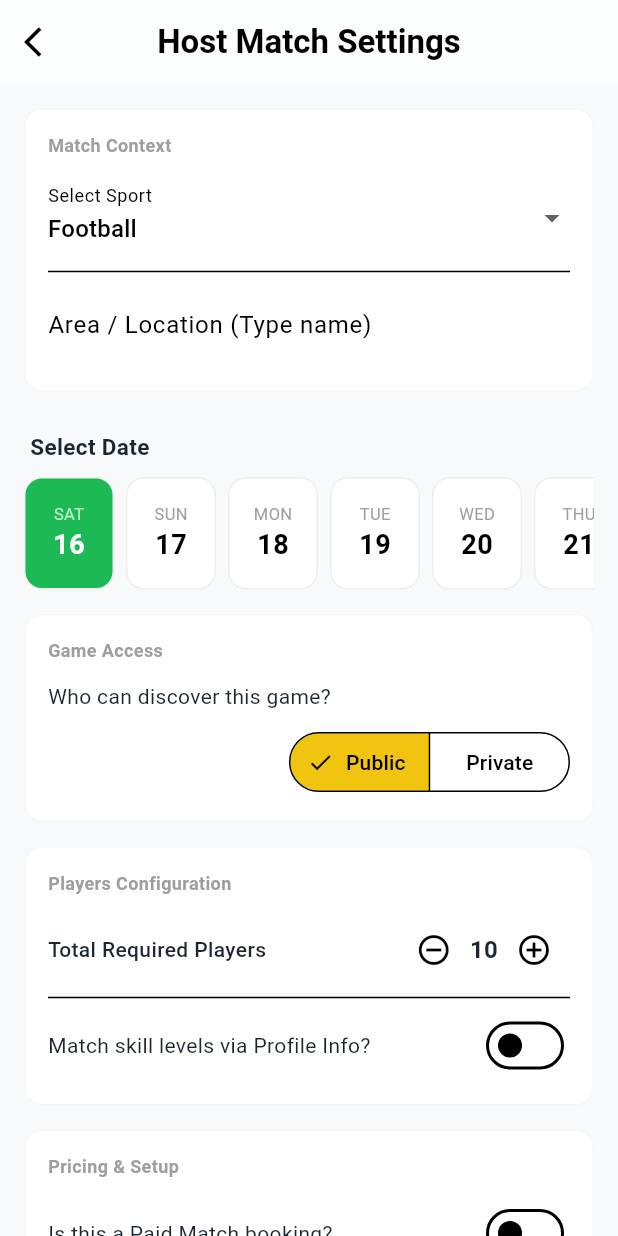
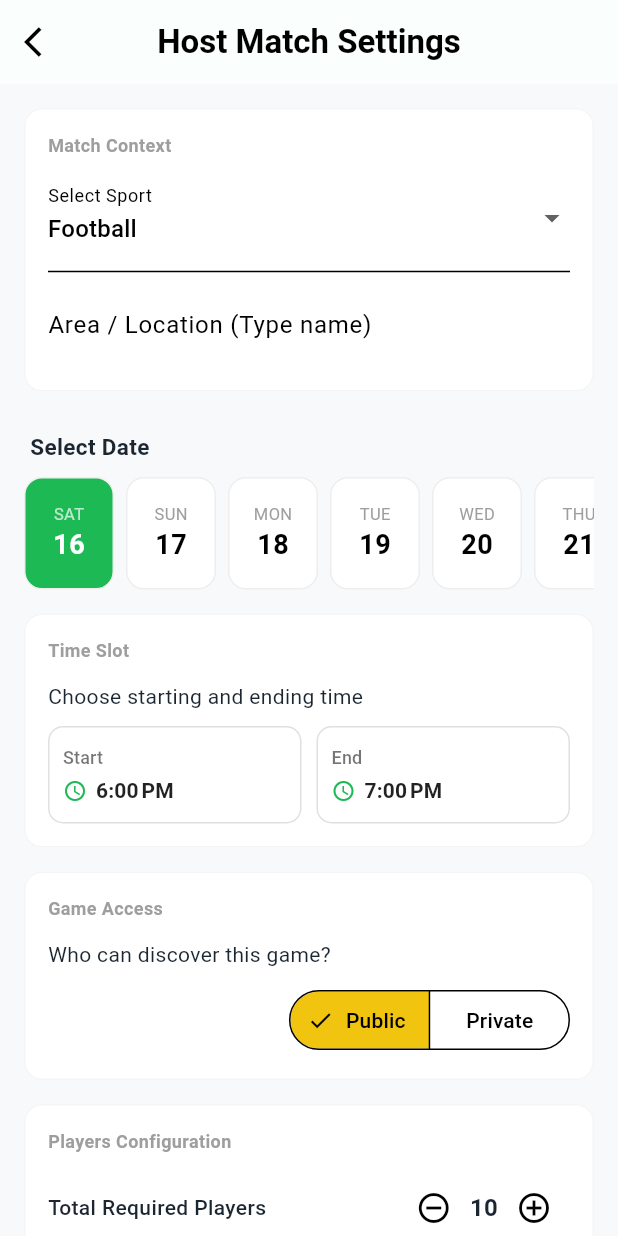
Before and after one commit to sooraj7736/SportsMate_Customer, a Flutter app: the AddGameScreen screen opened directly, on a phone screen of 412 x 824 dp. Run offline on Flutter 3.47's test engine with Material 3 defaults, Android fonts, the phone set to English and light mode, and no system bars; our stand-ins replace cloud_firestore, firebase_auth, firebase_core, firebase_storage, flutter_dotenv, flutter_riverpod and 1 more; missing offline and left inert: mapbox_maps_flutter; accounts and stored records are empty.

Commit message:
forgot to read time slot and store it

```diff
--- a/lib/features/games/domain/game_entity.dart
+++ b/lib/features/games/domain/game_entity.dart
@@ -7,6 +7,8 @@ class GameEntity {
   final String sportType;
   final String locationName;
   final DateTime date;
+  final String startTime;        // 24h format: HH:mm
+  final String endTime;          // 24h format: HH:mm
   final String gameAccess;       // 'Public' or 'Private'
   final bool matchSkillFromProfile; // true/false
   final bool isPaid;             // true/false
@@ -21,6 +23,8 @@ class GameEntity {
     required this.sportType,
     required this.locationName,
     required this.date,
+    required this.startTime,
+    required this.endTime,
     required this.gameAccess,
     required this.matchSkillFromProfile,
     required this.isPaid,
@@ -37,6 +41,8 @@ class GameEntity {
       sportType: map['sportType'] ?? '',
       locationName: map['locationName'] ?? '',
       date: (map['date'] as Timestamp).toDate(),
+      startTime: map['startTime'] ?? '',
+      endTime: map['endTime'] ?? '',
       gameAccess: map['gameAccess'] ?? 'Public',
       matchSkillFromProfile: map['matchSkillFromProfile'] ?? false,
       isPaid: map['isPaid'] ?? false,
@@ -53,6 +59,8 @@ class GameEntity {
       'sportType': sportType,
       'locationName': locationName,
       'date': Timestamp.fromDate(date),
+      'startTime': startTime,
+      'endTime': endTime,
       'gameAccess': gameAccess,
       'matchSkillFromProfile': matchSkillFromProfile,
       'isPaid': isPaid,
--- a/lib/features/games/presentation/add_game_controller.dart
+++ b/lib/features/games/presentation/add_game_controller.dart
@@ -1,9 +1,12 @@
+import 'package:flutter/material.dart';
 import 'package:flutter_riverpod/flutter_riverpod.dart';
 
 class AddGameState {
   final String sportType;
   final String locationName;
   final DateTime selectedDate;
+  final TimeOfDay startTime;
+  final TimeOfDay endTime;
   final String gameAccess;       // 'Public' or 'Private'
   final bool matchSkillFromProfile;
   final bool isPaid;
@@ -15,6 +18,8 @@ class AddGameState {
     this.sportType = 'Football',
     this.locationName = '',
     required this.selectedDate,
+    this.startTime = const TimeOfDay(hour: 18, minute: 0),
+    this.endTime = const TimeOfDay(hour: 19, minute: 0),
     this.gameAccess = 'Public',
     this.matchSkillFromProfile = false,
     this.isPaid = false,
@@ -27,6 +32,8 @@ class AddGameState {
     String? sportType,
     String? locationName,
     DateTime? selectedDate,
+    TimeOfDay? startTime,
+    TimeOfDay? endTime,
     String? gameAccess,
     bool? matchSkillFromProfile,
     bool? isPaid,
@@ -38,6 +45,8 @@ class AddGameState {
       sportType: sportType ?? this.sportType,
       locationName: locationName ?? this.locationName,
       selectedDate: selectedDate ?? this.selectedDate,
+      startTime: startTime ?? this.startTime,
+      endTime: endTime ?? this.endTime,
       gameAccess: gameAccess ?? this.gameAccess,
       matchSkillFromProfile: matchSkillFromProfile ?? this.matchSkillFromProfile,
       isPaid: isPaid ?? this.isPaid,
@@ -57,12 +66,28 @@ class AddGameNotifier extends Notifier<AddGameState> {
   void updateSport(String sport) => state = state.copyWith(sportType: sport);
   void updateLocation(String location) => state = state.copyWith(locationName: location);
   void updateDate(DateTime date) => state = state.copyWith(selectedDate: date);
+  void updateStartTime(TimeOfDay start) {
+    final startMins = _toMinutes(start);
+    final endMins = _toMinutes(state.endTime);
+    final adjustedEnd = endMins <= startMins ? _addMinutes(start, 60) : state.endTime;
+    state = state.copyWith(startTime: start, endTime: adjustedEnd);
+  }
+
+  void updateEndTime(TimeOfDay end) => state = state.copyWith(endTime: end);
+
   void updateAccess(String access) => state = state.copyWith(gameAccess: access);
   void toggleSkillMatch() => state = state.copyWith(matchSkillFromProfile: !state.matchSkillFromProfile);
   void togglePaid() => state = state.copyWith(isPaid: !state.isPaid);
   void updatePlayers(int players) => state = state.copyWith(numberOfPlayers: players);
   void toggleCostShared() => state = state.copyWith(isCostShared: !state.isCostShared);
   void toggleEquipment() => state = state.copyWith(bringEquipment: !state.bringEquipment);
+
+  int _toMinutes(TimeOfDay time) => time.hour * 60 + time.minute;
+
+  TimeOfDay _addMinutes(TimeOfDay time, int minutes) {
+    final total = (time.hour * 60 + time.minute + minutes).clamp(0, 23 * 60 + 59);
+    return TimeOfDay(hour: total ~/ 60, minute: total % 60);
+  }
 }
 
 final addGameControllerProvider = NotifierProvider<AddGameNotifier, AddGameState>(() {
--- a/lib/features/games/presentation/add_game_screen.dart
+++ b/lib/features/games/presentation/add_game_screen.dart
@@ -18,6 +18,37 @@ class AddGameScreen extends ConsumerWidget {
 
     final now = DateTime.now();
     final availableDays = List.generate(14, (index) => now.add(Duration(days: index)));
+
+    Future<void> pickStartTime() async {
+      final picked = await showTimePicker(
+        context: context,
+        initialTime: state.startTime,
+      );
+
+      if (picked != null) {
+        notifier.updateStartTime(picked);
+      }
+    }
+
+    Future<void> pickEndTime() async {
+      final picked = await showTimePicker(
+        context: context,
+        initialTime: state.endTime,
+      );
+
+      if (picked == null) {
+        return;
+      }
+
+      if (_toMinutes(picked) <= _toMinutes(state.startTime)) {
+        ScaffoldMessenger.of(context).showSnackBar(
+          const SnackBar(content: Text("End time must be later than start time")),
+        );
+        return;
+      }
+
+      notifier.updateEndTime(picked);
+    }
 
     return Scaffold(
       backgroundColor: const Color(0xFFF8F9FA),
@@ -89,7 +120,34 @@ class AddGameScreen extends ConsumerWidget {
           ),
           const SizedBox(height: 16),
 
-          // 3. Match Privacy Access
+          // 3. Time Slot
+          _buildCardFrame("Time Slot", [
+            const Text("Choose starting and ending time", style: TextStyle(fontSize: 14)),
+            const SizedBox(height: 10),
+            Row(
+              children: [
+                Expanded(
+                  child: _buildTimeButton(
+                    context: context,
+                    title: "Start",
+                    value: _formatTime(context, state.startTime),
+                    onPressed: pickStartTime,
+                  ),
+                ),
+                const SizedBox(width: 10),
+                Expanded(
+                  child: _buildTimeButton(
+                    context: context,
+                    title: "End",
+                    value: _formatTime(context, state.endTime),
+                    onPressed: pickEndTime,
+                  ),
+                ),
+              ],
+            ),
+          ]),
+
+          // 4. Match Privacy Access
           _buildCardFrame("Game Access", [
             const Text(
               "Who can discover this game?",
@@ -109,7 +167,7 @@ class AddGameScreen extends ConsumerWidget {
             )
           ]),
 
-          // 4. Counters and Options Matrix
+          // 5. Counters and Options Matrix
           _buildCardFrame("Players Configuration", [
             Row(
               mainAxisAlignment: MainAxisAlignment.spaceBetween,
@@ -128,7 +186,7 @@ class AddGameScreen extends ConsumerWidget {
             _buildToggleRow("Match skill levels via Profile Info?", state.matchSkillFromProfile, (_) => notifier.toggleSkillMatch()),
           ]),
 
-          // 5. Costing & Gear Toggles
+          // 6. Costing & Gear Toggles
           _buildCardFrame("Pricing & Setup", [
             _buildToggleRow("Is this a Paid Match booking?", state.isPaid, (_) => notifier.togglePaid()),
             if (state.isPaid) ...[
@@ -156,6 +214,8 @@ class AddGameScreen extends ConsumerWidget {
                       sportType: state.sportType,
                       locationName: state.locationName,
                       date: state.selectedDate,
+                      startTime: _toStorageTime(state.startTime),
+                      endTime: _toStorageTime(state.endTime),
                       gameAccess: state.gameAccess,
                       matchSkillFromProfile: state.matchSkillFromProfile,
                       isPaid: state.isPaid,
@@ -181,6 +241,53 @@ class AddGameScreen extends ConsumerWidget {
         ],
       ),
     );
+  }
+
+  static Widget _buildTimeButton({
+    required BuildContext context,
+    required String title,
+    required String value,
+    required VoidCallback onPressed,
+  }) {
+    return OutlinedButton(
+      onPressed: onPressed,
+      style: OutlinedButton.styleFrom(
+        side: BorderSide(color: Colors.grey[300]!),
+        padding: const EdgeInsets.symmetric(vertical: 12, horizontal: 10),
+        shape: RoundedRectangleBorder(borderRadius: BorderRadius.circular(10)),
+      ),
+      child: Column(
+        crossAxisAlignment: CrossAxisAlignment.start,
+        children: [
+          Text(title, style: const TextStyle(fontSize: 12, color: Colors.black54)),
+          const SizedBox(height: 4),
+          Row(
+            children: [
+              const Icon(Icons.access_time, size: 16, color: Color(0xFF1DB954)),
+              const SizedBox(width: 6),
+              Text(
+                value,
+                style: const TextStyle(fontSize: 14, fontWeight: FontWeight.w600, color: Colors.black87),
+              ),
+            ],
+          ),
+        ],
+      ),
+    );
+  }
+
+  static String _formatTime(BuildContext context, TimeOfDay time) {
+    final now = DateTime.now();
+    final value = DateTime(now.year, now.month, now.day, time.hour, time.minute);
+    return DateFormat.jm().format(value);
+  }
+
+  static int _toMinutes(TimeOfDay time) => time.hour * 60 + time.minute;
+
+  static String _toStorageTime(TimeOfDay time) {
+    final hour = time.hour.toString().padLeft(2, '0');
+    final minute = time.minute.toString().padLeft(2, '0');
+    return "$hour:$minute";
   }
 
   // Visual helper grouping structural rows into card panels matching reference screenshots
```
Also changed, not shown: lib/features/games/presentation/games_feed_screen.dart (+22 -0 lines).
